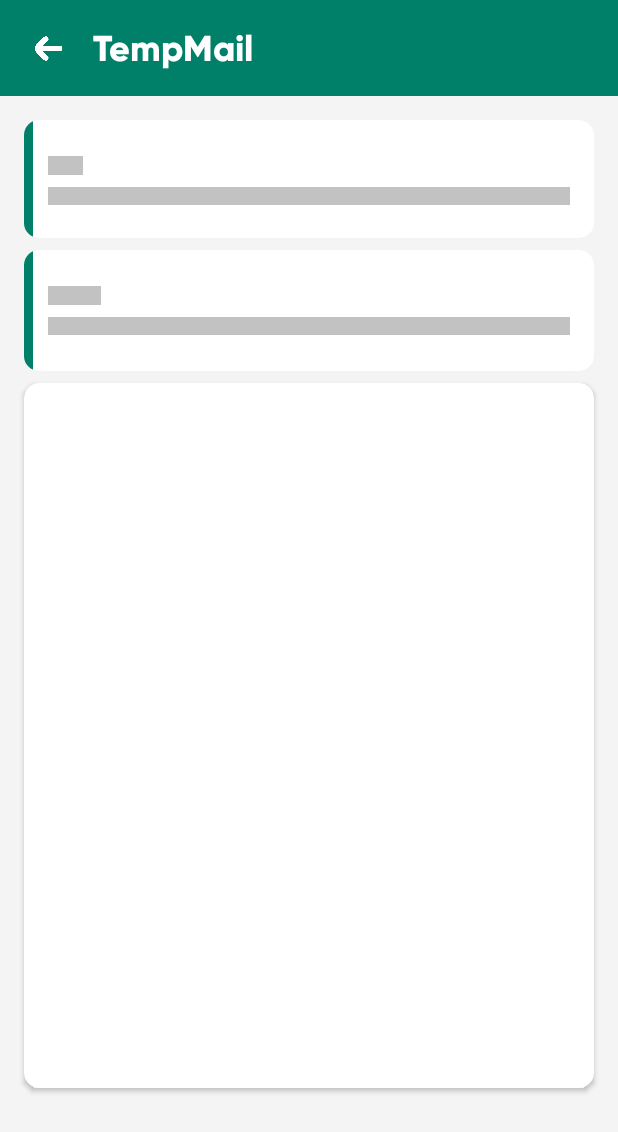
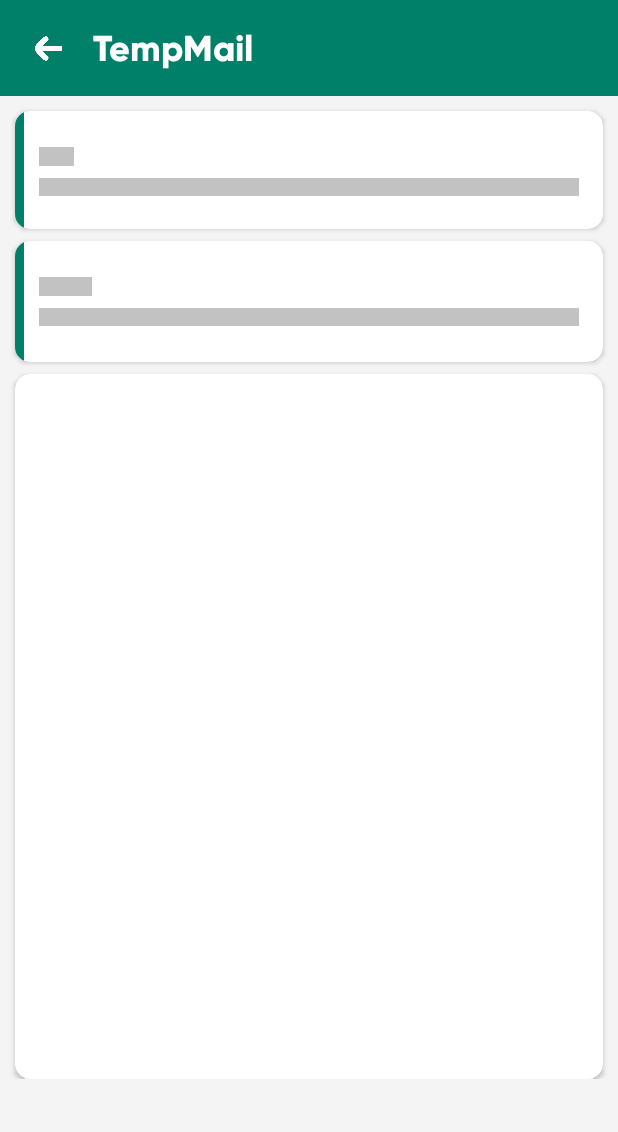
Before and after one commit to rajmaru/TempMail, an Android app: the OpenMail screen opened directly, with no data from a screen before it, on a phone screen of 412 x 824 dp. Shown: the top 1132 px of the screen. Run offline under Robolectric (Android 15) with nearby library versions, the phone set to English and light mode, and no system bars; our stand-ins replace Shimmer, data binding; 1 statement that could not run was skipped.

Commit message:
Initial Commit

```diff
--- a/app/build.gradle
+++ b/app/build.gradle
@@ -35,7 +35,7 @@ android {
 dependencies {
 
     implementation 'androidx.appcompat:appcompat:1.4.1'
-    implementation 'com.google.android.material:material:1.5.0'
+    implementation 'com.google.android.material:material:1.6.0-beta01'
     implementation 'androidx.constraintlayout:constraintlayout:2.1.3'
     implementation 'androidx.legacy:legacy-support-v4:1.0.0'
     implementation 'androidx.webkit:webkit:1.4.0'
--- a/app/src/main/AndroidManifest.xml
+++ b/app/src/main/AndroidManifest.xml
@@ -4,7 +4,11 @@
     package="com.one.tempmail">
 
     <uses-permission android:name="android.permission.ACCESS_NETWORK_STATE" />
+    <uses-permission android:name="android.permission.ACCESS_WIFI_STATE" />
     <uses-permission android:name="android.permission.INTERNET" />
+    <uses-permission android:name="android.permission.WRITE_EXTERNAL_STORAGE"
+        tools:ignore="ScopedStorage" />
+    <uses-permission android:name="android.permission.READ_EXTERNAL_STORAGE"/>
 
     <application
         android:allowBackup="true"
--- a/app/src/main/java/com/one/tempmail/CheckConnection/CheckNetworkConnection.java
+++ b/app/src/main/java/com/one/tempmail/CheckConnection/CheckNetworkConnection.java
@@ -3,7 +3,6 @@ package com.one.tempmail.CheckConnection;
 import android.content.Context;
 import android.net.ConnectivityManager;
 import android.net.NetworkInfo;
-import android.widget.Toast;
 
 public class CheckNetworkConnection {
 
@@ -12,7 +11,7 @@ public class CheckNetworkConnection {
         ConnectivityManager cm = (ConnectivityManager) context.getSystemService(Context.CONNECTIVITY_SERVICE);
         NetworkInfo activeNetwork = cm.getActiveNetworkInfo();
 
-        if(activeNetwork != null && activeNetwork.isConnectedOrConnecting()){
+        if(activeNetwork != null){
             return activeNetwork.getType() == ConnectivityManager.TYPE_WIFI || activeNetwork.getType() == ConnectivityManager.TYPE_MOBILE;
         }
         return false;
--- a/app/src/main/res/layout/activity_main.xml
+++ b/app/src/main/res/layout/activity_main.xml
@@ -170,7 +170,7 @@
                 </androidx.constraintlayout.widget.ConstraintLayout>
 
                 <androidx.swiperefreshlayout.widget.SwipeRefreshLayout
-                    android:id="@+id/refreshLayout"
+                    android:id="@+id/inboxRefresh"
                     android:layout_width="0dp"
                     android:layout_height="0dp"
                     app:layout_constraintBottom_toBottomOf="parent"
@@ -218,6 +218,7 @@
                             </LinearLayout>
 
                         </com.facebook.shimmer.ShimmerFrameLayout>
+
                     </androidx.constraintlayout.widget.ConstraintLayout>
 
                 </androidx.swiperefreshlayout.widget.SwipeRefreshLayout>
--- a/app/src/main/res/layout/activity_open_mail.xml
+++ b/app/src/main/res/layout/activity_open_mail.xml
@@ -1,19 +1,12 @@
 <?xml version="1.0" encoding="utf-8"?>
 <layout xmlns:android="http://schemas.android.com/apk/res/android"
     xmlns:app="http://schemas.android.com/apk/res-auto"
-    xmlns:tools="http://schemas.android.com/tools">
-
-    <androidx.core.widget.NestedScrollView
-        android:layout_width="match_parent"
-        android:layout_height="match_parent"
-        android:background="@color/background"
+    xmlns:tools="http://schemas.android.com/tools"
     tools:context=".UI.OpenMail">
 
     <androidx.constraintlayout.widget.ConstraintLayout
         android:layout_width="match_parent"
-            android:layout_height="match_parent"
-            android:background="@color/background"
-            android:paddingBottom="4dp">
+        android:layout_height="match_parent">
 
         <com.google.android.material.appbar.AppBarLayout
             android:id="@+id/appBarLayout"
@@ -62,16 +55,28 @@
 
         </com.google.android.material.appbar.AppBarLayout>
 
+        <androidx.core.widget.NestedScrollView
+            android:id="@+id/nestedScrollView"
+            android:layout_width="0dp"
+            android:layout_height="0dp"
+            android:background="@color/background"
+            app:layout_constraintBottom_toBottomOf="parent"
+            app:layout_constraintEnd_toEndOf="parent"
+            app:layout_constraintStart_toStartOf="parent"
+            app:layout_constraintTop_toBottomOf="@id/appBarLayout">
+
+            <androidx.constraintlayout.widget.ConstraintLayout
+                android:layout_width="match_parent"
+                android:layout_height="match_parent">
 
                 <com.facebook.shimmer.ShimmerFrameLayout
                     android:id="@+id/openMailShimmer"
                     android:layout_width="0dp"
-                android:layout_height="1475dp"
+                    android:layout_height="wrap_content"
                     android:visibility="visible"
-                app:layout_constraintBottom_toBottomOf="parent"
                     app:layout_constraintEnd_toEndOf="parent"
                     app:layout_constraintStart_toStartOf="parent"
-                app:layout_constraintTop_toBottomOf="@id/appBarLayout">
+                    app:layout_constraintTop_toTopOf="parent">
 
                     <LinearLayout
                         android:layout_width="match_parent"
@@ -87,15 +92,15 @@
                     android:id="@+id/fromLayout"
                     android:layout_width="0dp"
                     android:layout_height="wrap_content"
-                android:layout_marginStart="16dp"
-                android:layout_marginTop="16dp"
-                android:layout_marginEnd="16dp"
+                    android:layout_marginStart="10dp"
+                    android:layout_marginTop="10dp"
+                    android:layout_marginEnd="10dp"
                     android:visibility="gone"
                     app:cardBackgroundColor="@color/surface"
                     app:cardCornerRadius="10dp"
                     app:layout_constraintEnd_toEndOf="parent"
                     app:layout_constraintStart_toStartOf="parent"
-                app:layout_constraintTop_toBottomOf="@id/appBarLayout">
+                    app:layout_constraintTop_toTopOf="parent">
 
                     <androidx.constraintlayout.widget.ConstraintLayout
                         android:layout_width="match_parent"
@@ -143,9 +148,9 @@
                     android:id="@+id/subjectLayout"
                     android:layout_width="0dp"
                     android:layout_height="wrap_content"
-                android:layout_marginStart="16dp"
+                    android:layout_marginStart="10dp"
                     android:layout_marginTop="8dp"
-                android:layout_marginEnd="16dp"
+                    android:layout_marginEnd="10dp"
                     android:visibility="gone"
                     app:cardBackgroundColor="@color/surface"
                     app:cardCornerRadius="10dp"
@@ -200,9 +205,9 @@
                     android:id="@+id/mailBodyLayout"
                     android:layout_width="0dp"
                     android:layout_height="wrap_content"
-                android:layout_marginStart="16dp"
+                    android:layout_marginStart="10dp"
                     android:layout_marginTop="8dp"
-                android:layout_marginEnd="16dp"
+                    android:layout_marginEnd="10dp"
                     android:layout_marginBottom="8dp"
                     android:minHeight="400dp"
                     android:visibility="gone"
@@ -230,7 +235,6 @@
                             android:id="@+id/webview"
                             android:layout_width="match_parent"
                             android:layout_height="wrap_content"
-                        android:layout_marginEnd="8dp"
                             android:clipToPadding="false"
                             app:layout_constraintBottom_toBottomOf="parent"
                             app:layout_constraintEnd_toEndOf="parent"
@@ -253,4 +257,7 @@
             </androidx.constraintlayout.widget.ConstraintLayout>
 
         </androidx.core.widget.NestedScrollView>
+
+            </androidx.constraintlayout.widget.ConstraintLayout>
+
 </layout>
--- a/app/src/main/res/layout/no_internet_connection_dialog.xml
+++ b/app/src/main/res/layout/no_internet_connection_dialog.xml
@@ -2,6 +2,7 @@
 <androidx.constraintlayout.widget.ConstraintLayout xmlns:android="http://schemas.android.com/apk/res/android"
     xmlns:app="http://schemas.android.com/apk/res-auto"
     xmlns:tools="http://schemas.android.com/tools"
+    android:id="@+id/dialog_parent"
     android:layout_width="350dp"
     android:layout_height="wrap_content"
     android:layout_gravity="center">
--- a/app/src/main/res/layout/open_mail_shimmer.xml
+++ b/app/src/main/res/layout/open_mail_shimmer.xml
@@ -11,9 +11,9 @@
         android:id="@+id/fromLayoutShimmer"
         android:layout_width="0dp"
         android:layout_height="wrap_content"
-        android:layout_marginStart="16dp"
-        android:layout_marginTop="16dp"
-        android:layout_marginEnd="16dp"
+        android:layout_marginStart="10dp"
+        android:layout_marginTop="10dp"
+        android:layout_marginEnd="10dp"
         android:visibility="visible"
         app:cardBackgroundColor="@color/surface"
         app:cardCornerRadius="10dp"
@@ -68,9 +68,9 @@
         android:id="@+id/subjectLayoutShimmer"
         android:layout_width="0dp"
         android:layout_height="wrap_content"
-        android:layout_marginStart="16dp"
+        android:layout_marginStart="10dp"
         android:layout_marginTop="8dp"
-        android:layout_marginEnd="16dp"
+        android:layout_marginEnd="10dp"
         android:visibility="visible"
         app:cardBackgroundColor="@color/surface"
         app:cardCornerRadius="10dp"
@@ -125,9 +125,9 @@
         android:id="@+id/mailBodyLayoutShimmer"
         android:layout_width="0dp"
         android:layout_height="470dp"
-        android:layout_marginStart="16dp"
+        android:layout_marginStart="10dp"
         android:layout_marginTop="8dp"
-        android:layout_marginEnd="16dp"
+        android:layout_marginEnd="10dp"
         android:visibility="visible"
         app:cardBackgroundColor="@color/surface"
         app:cardCornerRadius="10dp"
@@ -137,7 +137,7 @@
 
         <androidx.constraintlayout.widget.ConstraintLayout
             android:layout_width="match_parent"
-            android:layout_height="match_parent">
+            android:layout_height="wrap_content">
 
             <TextView
                 android:id="@+id/mailBodyOMShimmer"
```
Also changed, not shown: app/src/main/java/com/one/tempmail/CheckConnection/MyReceiver.java (+11 -6 lines), app/src/main/java/com/one/tempmail/Repository/ApiRepository.java (+14 -12 lines), app/src/main/java/com/one/tempmail/UI/MainActivity.java (+17 -3 lines), app/src/main/java/com/one/tempmail/UI/OpenMail.java (+18 -14 lines), 2 other files. Lines whose indentation alone changed are shown as unchanged.
